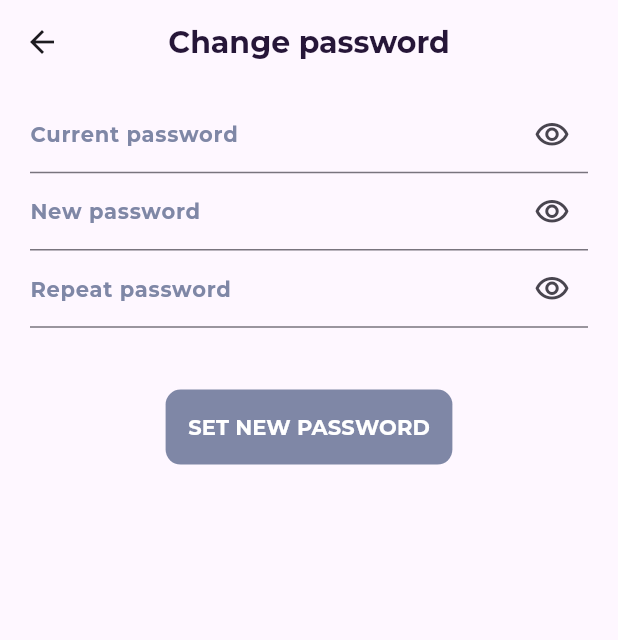
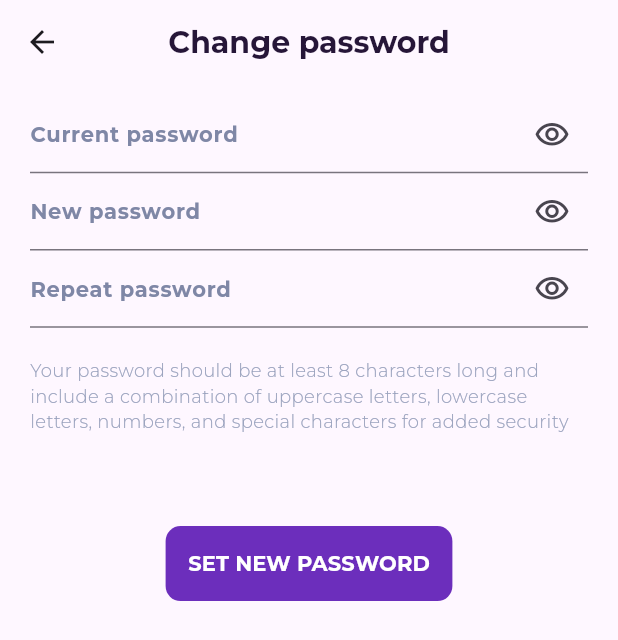
Before and after one commit to xboosty/ai_date, a Flutter app: the ChangePasswordScreen screen opened by its route, on a phone screen of 412 x 824 dp. Shown: the top 640 px of the screen. Run offline on Flutter 3.47's test engine with Material 2 defaults, Android fonts, the light colour scheme and no system bars; our stand-ins replace animate_do, appinio_swiper, bloc, dio, dotted_border, elegant_notification and 10 more; project files that could hold a hidden picture were left out.

Commit message:
fixed change password screen

```diff
--- a/lib/presentation/screens/settings/change_password_screen.dart
+++ b/lib/presentation/screens/settings/change_password_screen.dart
@@ -13,9 +13,81 @@ class ChangePasswordScreen extends StatefulWidget {
 }
 
 class _ChangePasswordScreenState extends State<ChangePasswordScreen> {
+  final GlobalKey<FormState> _formKey = GlobalKey<FormState>();
   bool obscureTextCurrentPassword = true;
   bool obscureTextNewPassword = true;
   bool obscureTextRepeatPassword = true;
+
+  final TextEditingController currentCtrl = TextEditingController();
+  final TextEditingController newCtrl = TextEditingController();
+  final TextEditingController repeatCtrl = TextEditingController();
+
+  String? _validateCurrentPassword(String value) {
+    // Define your password validation logic here.
+    if (value.isEmpty) {
+      return 'Password is required';
+    }
+    // Check if the password length is at least 8 characters.
+    if (value.length < 8) {
+      return 'Password must be at least 8 characters long';
+    }
+    // Use regular expressions to enforce additional rules.
+    if (!RegExp(
+            r'^(?=.*[A-Z])(?=.*[a-z])(?=.*[0-9])(?=.*[!@#\$%^&*()_+{}\[\]:;<>,.?~\\-]).{8,}$')
+        .hasMatch(value)) {
+      return 'Please insert a valid password';
+    }
+    return null; // Return null if the input is valid.
+  }
+
+  String? _validateNewPassword(String value) {
+    // Define your password validation logic here.
+    if (value.isEmpty) {
+      return 'Password is required';
+    }
+    // Check if the password length is at least 8 characters.
+    if (value.length < 8) {
+      return 'Password must be at least 8 characters long';
+    }
+    // Use regular expressions to enforce additional rules.
+    if (!RegExp(
+            r'^(?=.*[A-Z])(?=.*[a-z])(?=.*[0-9])(?=.*[!@#\$%^&*()_+{}\[\]:;<>,.?~\\-]).{8,}$')
+        .hasMatch(value)) {
+      return 'Please insert a valid password';
+    }
+    return null; // Return null if the input is valid.
+  }
+
+  String? _validateRepeatPassword(String value) {
+    // Define your password validation logic here.
+    if (value.isEmpty) {
+      return 'Password is required';
+    }
+    // Check if the password length is at least 8 characters.
+    if (value.length < 8) {
+      return 'Password must be at least 8 characters long';
+    }
+    // Check if the new password and repeat password it's the same.
+    if (value != newCtrl.text) {
+      return 'The new password and repeat password \nfields must be the same';
+    }
+    // Use regular expressions to enforce additional rules.
+    if (!RegExp(
+            r'^(?=.*[A-Z])(?=.*[a-z])(?=.*[0-9])(?=.*[!@#\$%^&*()_+{}\[\]:;<>,.?~\\-]).{8,}$')
+        .hasMatch(value)) {
+      return 'Please insert a valid password';
+    }
+    return null; // Return null if the input is valid.
+  }
+
+  // For Register User
+  void _submitChangePassword() {
+    if (_formKey.currentState!.validate()) {
+      // If the form is valid, save the form and perform an action.
+      _formKey.currentState!.save();
+      // Here, you can use the _username variable for further processing.
+    }
+  }
 
   @override
   Widget build(BuildContext context) {
@@ -34,11 +106,14 @@ class _ChangePasswordScreenState extends State<ChangePasswordScreen> {
           ),
         ),
       ),
-      body: Container(
+      body: Form(
+        key: _formKey,
+        child: Container(
           padding: const EdgeInsets.symmetric(vertical: 8.0, horizontal: 20.0),
           child: Column(
             children: [
               PasswordInput(
+                controller: currentCtrl,
                 labelText: 'Current password',
                 obscureText: obscureTextCurrentPassword,
                 style: const TextStyle(
@@ -47,8 +122,15 @@ class _ChangePasswordScreenState extends State<ChangePasswordScreen> {
                   fontFamily: Strings.fontFamily,
                   fontWeight: FontWeight.w600,
                 ),
+                onPressedSuffixIcon: () {
+                  setState(() {
+                    obscureTextCurrentPassword = !obscureTextCurrentPassword;
+                  });
+                },
+                validator: (value) => _validateCurrentPassword(value ?? ''),
               ),
               PasswordInput(
+                controller: newCtrl,
                 labelText: 'New password',
                 obscureText: obscureTextNewPassword,
                 style: const TextStyle(
@@ -57,8 +139,15 @@ class _ChangePasswordScreenState extends State<ChangePasswordScreen> {
                   fontFamily: Strings.fontFamily,
                   fontWeight: FontWeight.w600,
                 ),
+                onPressedSuffixIcon: () {
+                  setState(() {
+                    obscureTextNewPassword = !obscureTextNewPassword;
+                  });
+                },
+                validator: (value) => _validateNewPassword(value ?? ''),
               ),
               PasswordInput(
+                controller: repeatCtrl,
                 labelText: 'Repeat password',
                 obscureText: obscureTextRepeatPassword,
                 style: const TextStyle(
@@ -67,10 +156,29 @@ class _ChangePasswordScreenState extends State<ChangePasswordScreen> {
                   fontFamily: Strings.fontFamily,
                   fontWeight: FontWeight.w600,
                 ),
+                onPressedSuffixIcon: () {
+                  setState(() {
+                    obscureTextRepeatPassword = !obscureTextRepeatPassword;
+                  });
+                },
+                validator: (value) => _validateRepeatPassword(value ?? ''),
+              ),
+              // SizedBox(height: size.height * 0.05),
+              const Padding(
+                padding: EdgeInsets.symmetric(vertical: 20.0),
+                child: Text(
+                  'Your password should be at least 8 characters long and include a combination of uppercase letters, lowercase letters, numbers, and special characters for added security',
+                  style: TextStyle(
+                    color: Color(0xFF9CA4BF),
+                    fontSize: 12,
+                    fontFamily: Strings.fontFamily,
+                    fontWeight: FontWeight.w500,
+                  ),
+                ),
               ),
               SizedBox(height: size.height * 0.05),
               FilledButton(
-              onPressed: null,
+                onPressed: () => _submitChangePassword(),
                 style: FilledButton.styleFrom(
                   padding:
                       const EdgeInsets.symmetric(horizontal: 15, vertical: 15),
@@ -89,6 +197,7 @@ class _ChangePasswordScreenState extends State<ChangePasswordScreen> {
             ],
           ),
         ),
+      ),
     );
   }
 }
```
Lines whose indentation alone changed are shown as unchanged.
